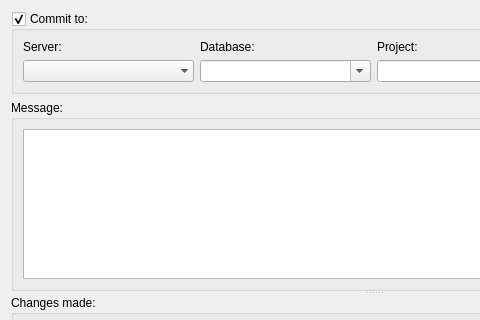
Above: forms/repo_dialogcommit.ui from 3drepo/3drepogui before the change; both pictures show x 0 to 480 and y 0 to 320 of the 748 by 549 pixel window. Below: the same form after it.
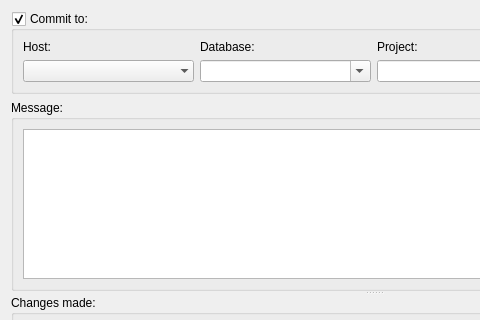
That is the form after the change. Custom widgets are drawn as their Qt base class.

Diff of the .ui file:
```diff
--- a/forms/repo_dialogcommit.ui
+++ b/forms/repo_dialogcommit.ui
@@ -60,7 +60,7 @@
          <enum>Qt::LeftToRight</enum>
         </property>
         <property name="text">
-         <string>Server:</string>
+         <string>Host:</string>
         </property>
         <property name="alignment">
          <set>Qt::AlignLeading|Qt::AlignLeft|Qt::AlignVCenter</set>
```
